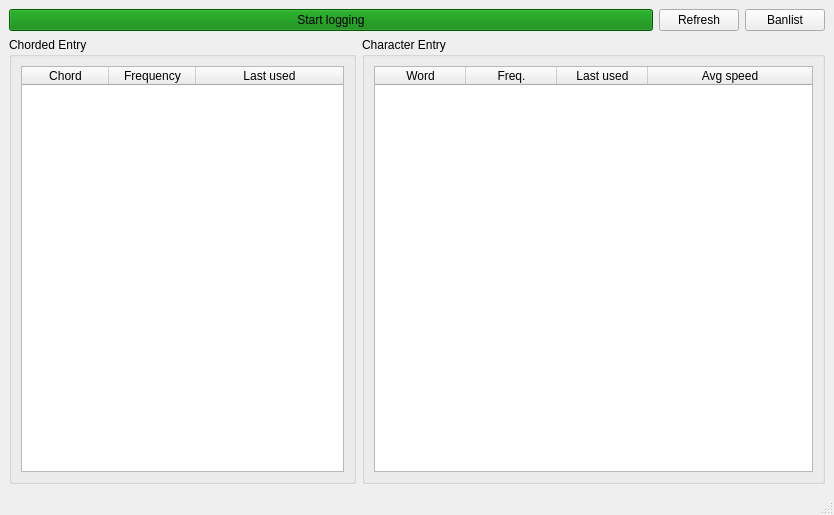
First picture: the form in ui/main.ui, repository CharaChorder/nexus, before the edit.
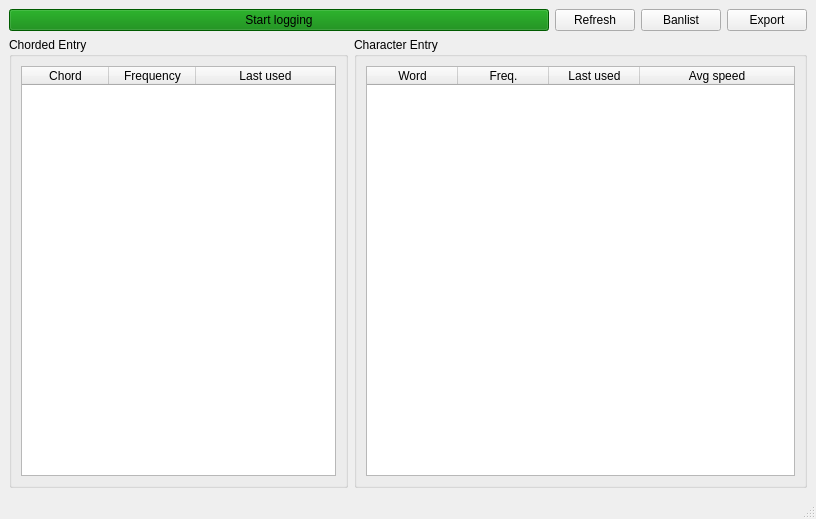
Second picture: the form after the edit.

Commit message: Add export feature, fix naming scheme

Diff of the .ui file:
```diff
--- a/ui/main.ui
+++ b/ui/main.ui
@@ -6,8 +6,8 @@
    <rect>
     <x>0</x>
     <y>0</y>
-    <width>834</width>
-    <height>515</height>
+    <width>816</width>
+    <height>519</height>
    </rect>
   </property>
   <property name="windowTitle">
@@ -22,7 +22,7 @@
    </property>
    <layout class="QVBoxLayout" name="verticalLayout" stretch="0,1">
     <item>
-     <layout class="QHBoxLayout" name="toolbar" stretch="1,0,0">
+     <layout class="QHBoxLayout" name="toolbar" stretch="1,0,0,0">
       <item>
        <widget class="QPushButton" name="startStop">
         <property name="styleSheet">
@@ -47,6 +47,13 @@
         </property>
        </widget>
       </item>
+      <item>
+       <widget class="QPushButton" name="exportButton">
+        <property name="text">
+         <string>Export</string>
+        </property>
+       </widget>
+      </item>
      </layout>
     </item>
     <item>
```
Left out of the diff: 6 changed lines with no effect on the pictures. The commit also changes 3 other files.
